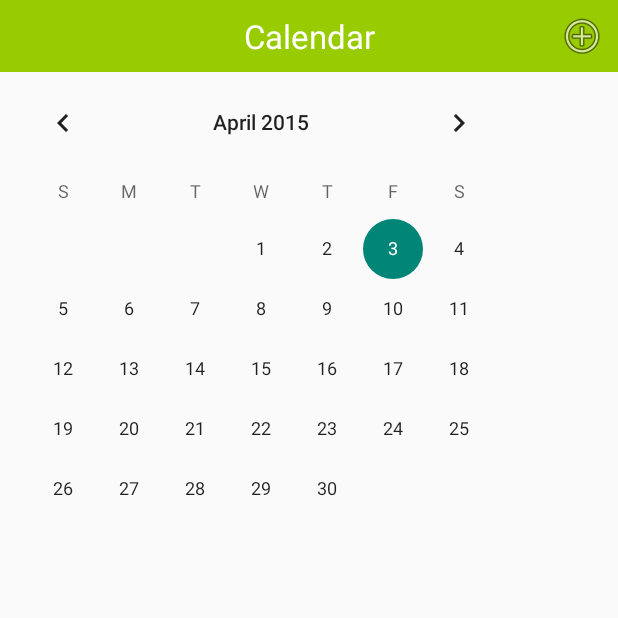
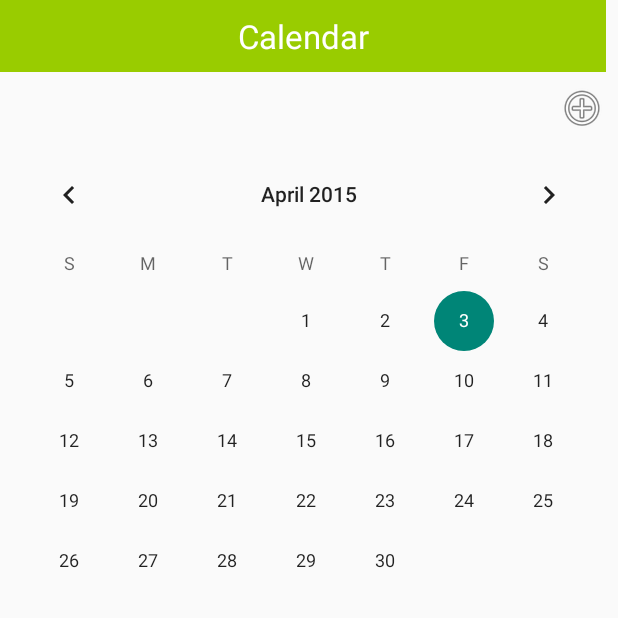
Before and after one commit to fpurif/studcal, an Android app: the CalendarActivity screen opened directly, with no data from a screen before it, on a phone screen of 412 x 824 dp, the top half of it. Run offline under Robolectric (Android 15) with nearby library versions, the phone set to English and light mode, and no system bars.

Commit message:
update calendar

```diff
--- /dev/null
+++ b/Student Calendar D/StudentCalendar/app/src/main/java/paulinefran/studentcalendar/test/SampleTest.java
@@ -0,0 +1,17 @@
+package paulinefran.studentcalendar.test;
+
+import android.test.AndroidTestCase;
+import android.test.InstrumentationTestCase;
+
+/**
+ * Created by fjpp on 02/04/2015.
+ */
+public class SampleTest extends InstrumentationTestCase {
+    AndroidTestCase tester = new AndroidTestCase();
+
+    public void test() throws Exception{
+        int expected = 1;
+        int reality = 5;
+        tester.assertEquals(expected,reality);
+    }
+}
--- a/Student Calendar D/StudentCalendar/app/src/main/res/layout-v14/activity_calendar.xml
+++ b/Student Calendar D/StudentCalendar/app/src/main/res/layout-v14/activity_calendar.xml
@@ -1,14 +1,15 @@
-<RelativeLayout xmlns:android="http://schemas.android.com/apk/res/android"
+<LinearLayout xmlns:android="http://schemas.android.com/apk/res/android"
     xmlns:tools="http://schemas.android.com/tools"
     android:layout_width="match_parent"
     android:layout_height="match_parent"
-    tools:context="${relativePackage}.${activityClass}" >
+    tools:context="${relativePackage}.${activityClass}"
+    android:orientation="vertical">
 
 
 
     <TextView
         android:id="@+id/txt_header"
-        android:layout_width="match_parent"
+        android:layout_width="404dp"
         android:layout_height="48dp"
         android:layout_centerHorizontal="true"
         android:gravity="center"
@@ -27,11 +28,12 @@
         android:layout_margin="8dp"
         android:background="@android:color/transparent"
         android:contentDescription="@null"
-        android:src="@android:drawable/ic_menu_add" />
+        android:src="@android:drawable/ic_menu_add"
+        android:layout_gravity="right" />
 
     <CalendarView
-        android:layout_width="wrap_content"
-        android:layout_height="wrap_content"
+        android:layout_width="match_parent"
+        android:layout_height="match_parent"
         android:id="@+id/calendarView"
         android:layout_row="1"
         android:layout_column="0"
@@ -39,4 +41,4 @@
         android:layout_alignParentLeft="true"
         android:layout_alignParentStart="true" />
 
-</RelativeLayout>
+</LinearLayout>
```
